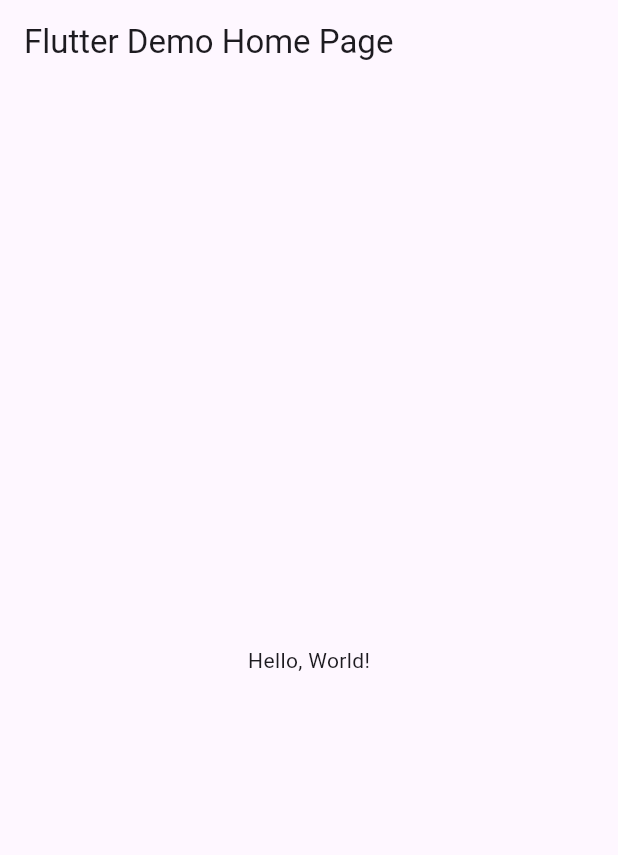
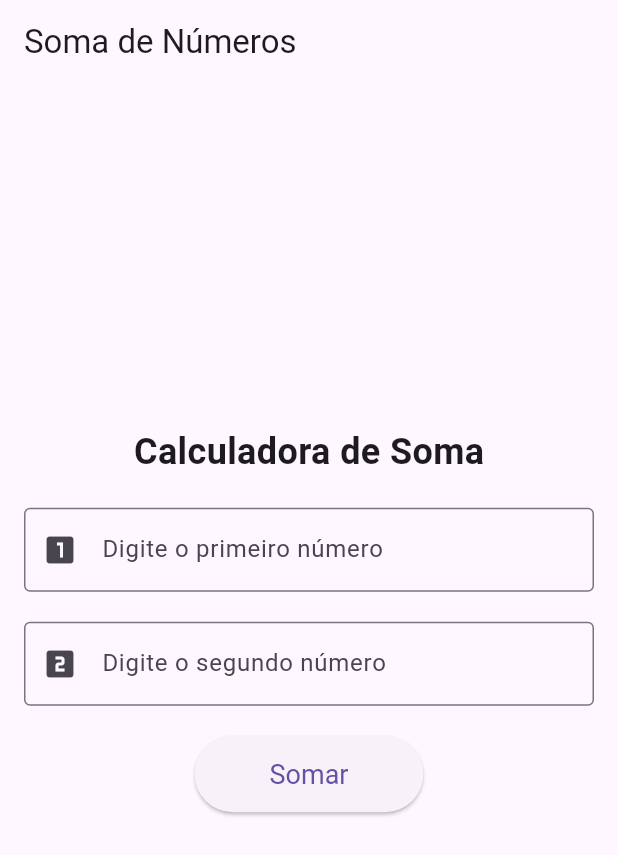
Before and after one commit to Estevan-Braz/FlutterSomaComEstilo, a Flutter app: the screen it shows after launch, on a phone screen of 412 x 824 dp. Shown: the top 855 px of the screen. Run offline on Flutter 3.47's test engine with Material 3 defaults, Android fonts, the phone set to English and light mode, and no system bars.

Commit message:
Correção

```diff
--- a/lib/main.dart
+++ b/lib/main.dart
@@ -1,41 +1,111 @@
 import 'package:flutter/material.dart';
 
-void main() => runApp(MyApp());
+void main() {
+  runApp(MyApp());
+}
 
 class MyApp extends StatelessWidget {
-  const MyApp({super.key});
-  // This widget is the root of your application.
   @override
   Widget build(BuildContext context) {
     return MaterialApp(
-      // Application name
-      title: 'Flutter Hello World',
-      // Application theme data, you can set the colors for the application as
-      // you want
       theme: ThemeData(
-        // useMaterial3: false,
         primarySwatch: Colors.blue,
+        visualDensity: VisualDensity.adaptivePlatformDensity,
       ),
-      // A widget which will be started on application startup
-      home: MyHomePage(title: 'Flutter Demo Home Page'),
+      home: Scaffold(
+        appBar: AppBar(
+          title: Text('Soma de Números'),
+        ),
+        body: NumberSum(),
+      ),
     );
   }
 }
 
-class MyHomePage extends StatelessWidget {
-  final String title;
-  const MyHomePage({super.key, required this.title});
+class NumberSum extends StatefulWidget {
+  @override
+  _NumberSumState createState() => _NumberSumState();
+}
+
+class _NumberSumState extends State<NumberSum> {
+  final _formKey = GlobalKey<FormState>();
+  final TextEditingController _controller1 = TextEditingController();
+  final TextEditingController _controller2 = TextEditingController();
+  String _result = '';
+  void _sumNumbers() {
+    if (_formKey.currentState!.validate()) {
+      final int num1 = int.parse(_controller1.text);
+      final int num2 = int.parse(_controller2.text);
+      final int sum = num1 + num2;
+      setState(() {
+        _result = 'Resultado: $sum';
+      });
+      ScaffoldMessenger.of(context).showSnackBar(
+        SnackBar(content: Text('Soma realizada com sucesso!')),
+      );
+    }
+  }
+
+  String? _validateNumber(String? value) {
+    if (value == null || value.isEmpty) {
+      return 'Por favor, insira um número';
+    }
+    if (int.tryParse(value) == null) {
+      return 'Por favor, insira um número válido';
+    }
+    return null;
+  }
 
   @override
   Widget build(BuildContext context) {
-    return Scaffold(
-      appBar: AppBar(
-        // The title text which will be shown on the action bar
-        title: Text(title),
-      ),
-      body: Center(
-        child: Text(
-          'Hello, World!',
+    return Padding(
+      padding: const EdgeInsets.all(16.0),
+      child: Form(
+        key: _formKey,
+        child: Column(
+          mainAxisAlignment: MainAxisAlignment.center,
+          children: <Widget>[
+            Text(
+              'Calculadora de Soma',
+              style: TextStyle(fontSize: 24, fontWeight: FontWeight.bold),
+            ),
+            SizedBox(height: 20),
+            TextFormField(
+              controller: _controller1,
+              keyboardType: TextInputType.number,
+              decoration: InputDecoration(
+                labelText: 'Digite o primeiro número',
+                prefixIcon: Icon(Icons.looks_one),
+                border: OutlineInputBorder(),
+              ),
+              validator: _validateNumber,
+            ),
+            SizedBox(height: 20),
+            TextFormField(
+              controller: _controller2,
+              keyboardType: TextInputType.number,
+              decoration: InputDecoration(
+                labelText: 'Digite o segundo número',
+                prefixIcon: Icon(Icons.looks_two),
+                border: OutlineInputBorder(),
+              ),
+              validator: _validateNumber,
+            ),
+            SizedBox(height: 20),
+            ElevatedButton(
+              onPressed: _sumNumbers,
+              style: ElevatedButton.styleFrom(
+                padding: EdgeInsets.symmetric(horizontal: 50, vertical: 15),
+                textStyle: TextStyle(fontSize: 18),
+              ),
+              child: Text('Somar'),
+            ),
+            SizedBox(height: 20),
+            Text(
+              _result,
+              style: TextStyle(fontSize: 24, color: Colors.blue),
+            ),
+          ],
         ),
       ),
     );
```
